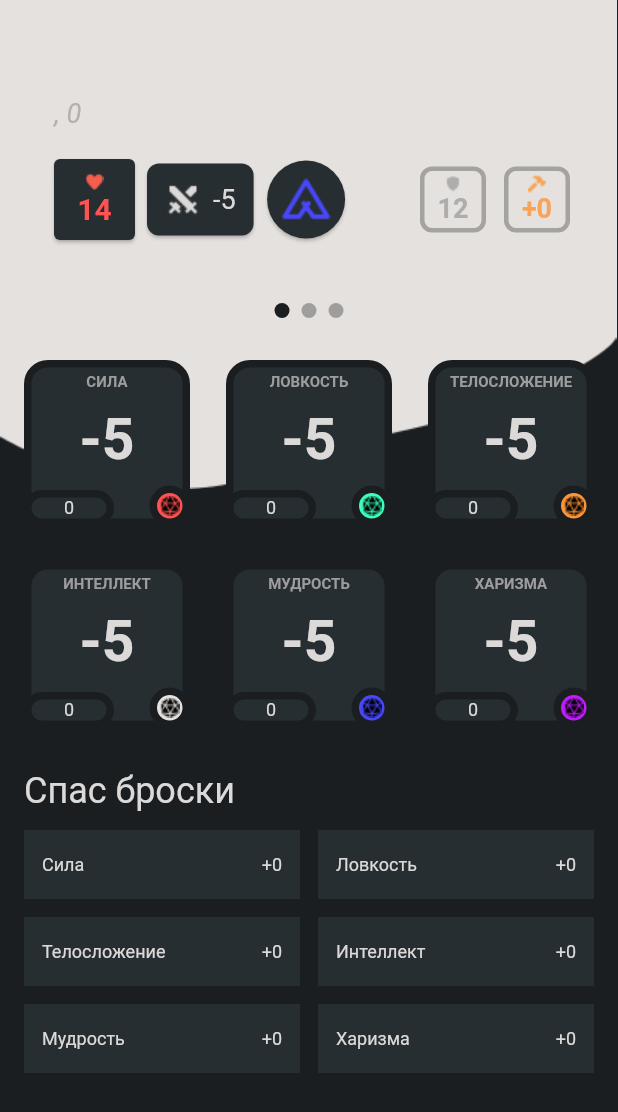
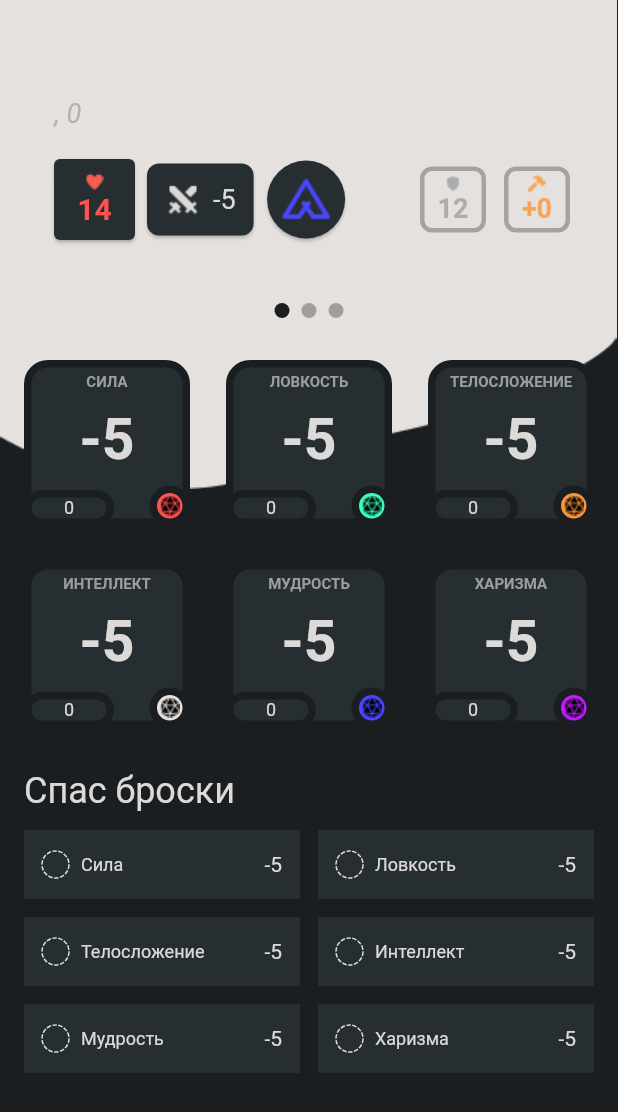
Before and after one commit to fates-dnd/play-dnd, a Flutter app: the CharacterScreen screen opened directly with empty values, on a phone screen of 412 x 824 dp. Shown: the top 1112 px of the screen. Run offline on Flutter 3.47's test engine with Material 2 defaults, Android fonts, the phone set to English and light mode, and no system bars; drawn by our look-alikes of dotted_border; our stand-ins replace bloc, flutter_bloc, get_it, hive, hive_flutter; accounts and stored records are empty.

Commit message:
displays saving throws with proficiencies

```diff
--- a/lib/bloc/character/character_bloc.dart
+++ b/lib/bloc/character/character_bloc.dart
@@ -2,7 +2,10 @@ import 'dart:async';
 
 import 'package:bloc/bloc.dart';
 import 'package:dnd_player_flutter/bloc/character/proficiency_bonus_table.dart';
+import 'package:dnd_player_flutter/data/characteristics.dart';
 import 'package:dnd_player_flutter/dto/character.dart';
+import 'package:dnd_player_flutter/dto/class.dart';
+import 'package:dnd_player_flutter/dto/race.dart';
 import 'package:meta/meta.dart';
 
 part 'character_event.dart';
@@ -29,6 +32,8 @@ class CharacterBloc extends Bloc<CharacterEvent, CharacterState> {
         intelligence: character.baseIntelligence,
         wisdom: character.baseWisdom,
         charisma: character.baseCharisma,
+        race: character.race,
+        clazz: character.clazz,
       );
     }
   }
--- a/lib/bloc/character/character_state.dart
+++ b/lib/bloc/character/character_state.dart
@@ -1,7 +1,6 @@
 part of 'character_bloc.dart';
 
 class CharacterState {
-
   final int level;
   final int strength;
   final int dexterity;
@@ -9,6 +8,9 @@ class CharacterState {
   final int intelligence;
   final int wisdom;
   final int charisma;
+
+  final Race? race;
+  final Class? clazz;
 
   CharacterState({
     this.level = 1,
@@ -18,6 +20,8 @@ class CharacterState {
     this.intelligence = 10,
     this.wisdom = 10,
     this.charisma = 10,
+    this.race,
+    this.clazz,
   });
 
   int get strengthBonus => (strength - 10) ~/ 2;
@@ -27,6 +31,42 @@ class CharacterState {
   int get wisdomBonus => (wisdom - 10) ~/ 2;
   int get charismaBonus => (charisma - 10) ~/ 2;
 
+  int get strengthSavingThrow =>
+      strengthBonus +
+      ((clazz?.savingThrows.contains(Characteristic.STRENGTH) ?? false)
+          ? proficiencyBonus
+          : 0);
+
+  int get dexteritySavingThrow =>
+      dexterityBonus +
+      ((clazz?.savingThrows.contains(Characteristic.DEXTERITY) ?? false)
+          ? proficiencyBonus
+          : 0);
+
+  int get constitutionSavingThrow =>
+      constitutionBonus +
+      ((clazz?.savingThrows.contains(Characteristic.CONSTITUTION) ?? false)
+          ? proficiencyBonus
+          : 0);
+
+  int get intelligenceSavingThrow =>
+      intelligenceBonus +
+      ((clazz?.savingThrows.contains(Characteristic.INTELLECT) ?? false)
+          ? proficiencyBonus
+          : 0);
+
+  int get wisdomSavingThrow =>
+      dexterityBonus +
+      ((clazz?.savingThrows.contains(Characteristic.WISDOM) ?? false)
+          ? proficiencyBonus
+          : 0);
+
+  int get charismaSavingThrow =>
+      charismaBonus +
+      ((clazz?.savingThrows.contains(Characteristic.CHARISMA) ?? false)
+          ? proficiencyBonus
+          : 0);
+
   int get initiative => dexterityBonus;
 
   int get proficiencyBonus => calculateProficiencyBonus(level);
--- a/lib/ui/characters/base_characteristics_page.dart
+++ b/lib/ui/characters/base_characteristics_page.dart
@@ -1,4 +1,6 @@
 import 'package:dnd_player_flutter/bloc/character/character_bloc.dart';
+import 'package:dnd_player_flutter/data/characteristics.dart';
+import 'package:dotted_border/dotted_border.dart';
 import 'package:flutter/material.dart';
 import 'package:flutter_bloc/flutter_bloc.dart';
 
@@ -63,12 +65,47 @@ class BaseCharateristicsPage extends StatelessWidget {
             crossAxisCount: 2,
             shrinkWrap: true,
             children: [
-              SavingThrowItem(name: "Сила", bonus: 0),
-              SavingThrowItem(name: "Ловкость", bonus: 0),
-              SavingThrowItem(name: "Телосложение", bonus: 0),
-              SavingThrowItem(name: "Интеллект", bonus: 0),
-              SavingThrowItem(name: "Мудрость", bonus: 0),
-              SavingThrowItem(name: "Харизма", bonus: 0),
+              SavingThrowItem(
+                  name: "Сила",
+                  bonus: state.strengthSavingThrow,
+                  proficient: state.clazz?.savingThrows
+                          .contains(Characteristic.STRENGTH) ??
+                      false),
+              SavingThrowItem(
+                name: "Ловкость",
+                bonus: state.dexteritySavingThrow,
+                proficient: state.clazz?.savingThrows
+                        .contains(Characteristic.DEXTERITY) ??
+                    false,
+              ),
+              SavingThrowItem(
+                name: "Телосложение",
+                bonus: state.constitutionSavingThrow,
+                proficient: state.clazz?.savingThrows
+                        .contains(Characteristic.CONSTITUTION) ??
+                    false,
+              ),
+              SavingThrowItem(
+                name: "Интеллект",
+                bonus: state.intelligenceSavingThrow,
+                proficient: state.clazz?.savingThrows
+                        .contains(Characteristic.INTELLECT) ??
+                    false,
+              ),
+              SavingThrowItem(
+                name: "Мудрость",
+                bonus: state.wisdomSavingThrow,
+                proficient:
+                    state.clazz?.savingThrows.contains(Characteristic.WISDOM) ??
+                        false,
+              ),
+              SavingThrowItem(
+                name: "Харизма",
+                bonus: state.charismaSavingThrow,
+                proficient: state.clazz?.savingThrows
+                        .contains(Characteristic.CHARISMA) ??
+                    false,
+              ),
             ],
           ),
         ],
@@ -170,27 +207,54 @@ class CharacteristicItem extends StatelessWidget {
 class SavingThrowItem extends StatelessWidget {
   final String name;
   final int bonus;
+  final bool proficient;
 
-  const SavingThrowItem({Key? key, required this.name, required this.bonus})
-      : super(key: key);
+  const SavingThrowItem({
+    Key? key,
+    required this.name,
+    required this.bonus,
+    required this.proficient,
+  }) : super(key: key);
 
   @override
   Widget build(BuildContext context) {
+    final theme = Theme.of(context);
     return Container(
       padding: EdgeInsets.all(12),
-      decoration: BoxDecoration(
-        color: Color(0xFF272E32)
-      ),
+      decoration: BoxDecoration(color: Color(0xFF272E32)),
       child: Row(
         children: [
+          ProficiencyRing(filled: proficient),
+          SizedBox(width: 8),
           Expanded(
-            child: Text(name),
+            child: Text(name, style: theme.textTheme.bodyText2,),
           ),
-          Text(
-            bonus >= 0 ? "+$bonus" : bonus.toString()
-          )
+          Text(bonus >= 0 ? "+$bonus" : bonus.toString(), style: theme.textTheme.bodyText2?.copyWith(fontSize: 14))
         ],
       ),
     );
   }
 }
+
+class ProficiencyRing extends StatelessWidget {
+  final bool filled;
+
+  const ProficiencyRing({Key? key, required this.filled}) : super(key: key);
+
+  @override
+  Widget build(BuildContext context) {
+    final color = Color(0xFFDCDAD9);
+    return DottedBorder(
+        borderType: BorderType.Circle,
+        color: color,
+        child: filled ? Container(
+          width: 14,
+          height: 14,
+          decoration: BoxDecoration(
+              shape: BoxShape.circle, color: color),
+        ) : SizedBox(
+          width: 14,
+          height: 14,
+        ));
+  }
+}
--- a/pubspec.yaml
+++ b/pubspec.yaml
@@ -24,10 +24,15 @@ dependencies:
   flutter:
     sdk: flutter
 
+  # logic
   flutter_bloc: ^7.0.1
   get_it: ^7.1.3
   hive: ^2.0.4
   hive_flutter: ^1.1.0
+
+  # ui
+  dotted_border: ^2.0.0
+
 
   # The following adds the Cupertino Icons font to your application.
   # Use with the CupertinoIcons class for iOS style icons.
```
Also changed, not shown: pubspec.lock.
